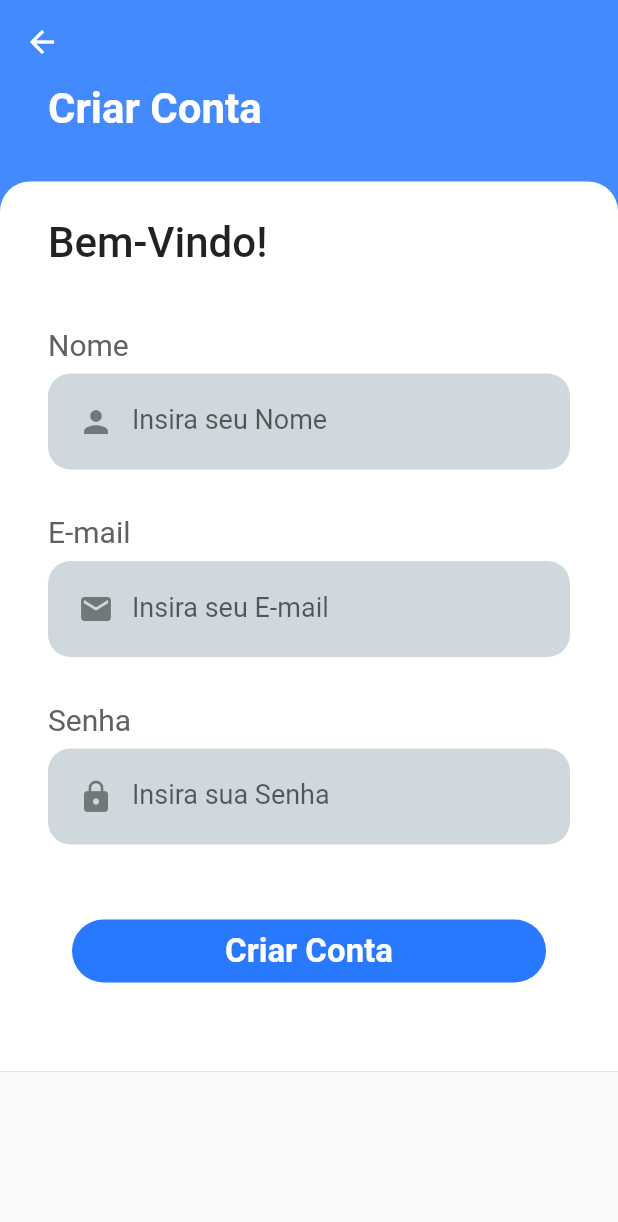
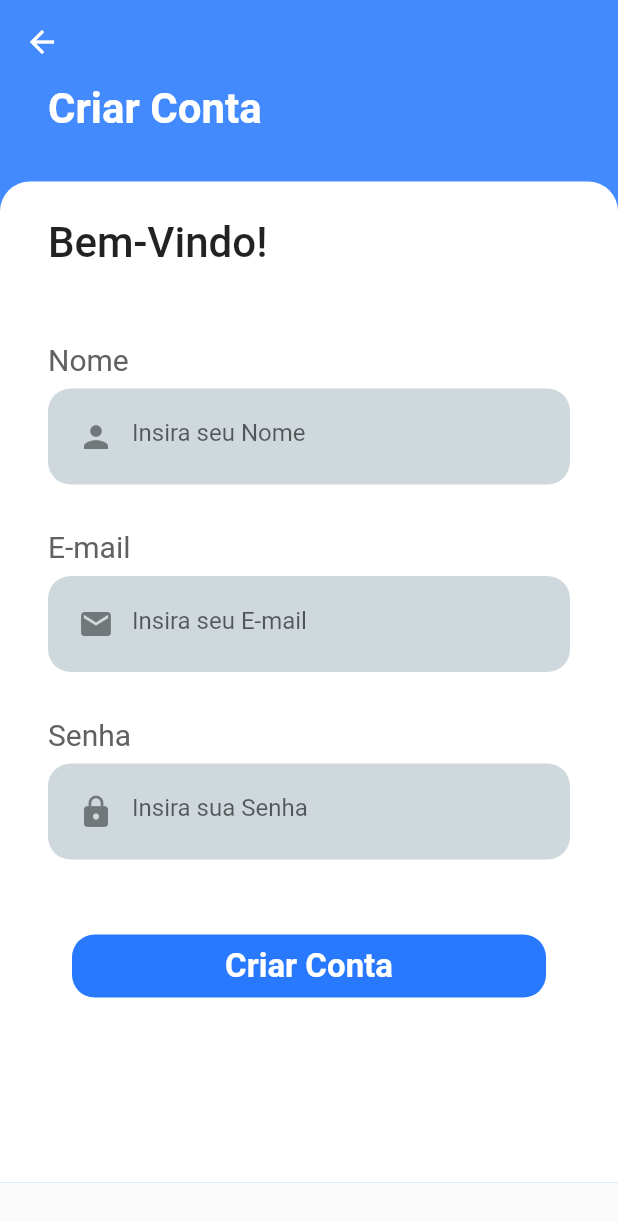
Before and after one commit to gabsviana/app_petControl, a Flutter app: the screen it shows after launch, after a tap on "Criar Conta", on a phone screen of 412 x 824 dp. Shown: the top 1222 px of the screen. Run offline on Flutter 3.47's test engine with Material 2 defaults, Android fonts, the phone set to English and light mode, and no system bars; our stand-ins replace flutter_svg, google_fonts, splashscreen.

```diff
--- a/lib/Screens/CreateAccountScreen.dart
+++ b/lib/Screens/CreateAccountScreen.dart
@@ -1,6 +1,7 @@
 import 'package:flutter/material.dart';
 import 'package:google_fonts/google_fonts.dart';
 import 'package:app_pet_control/components/TextFormField.dart' as textFormField;
+import 'package:app_pet_control/Screens/addPetScreen.dart';
 
 class CreateAccount extends StatelessWidget {
   CreateAccount({Key key}) : super(key: key);
@@ -8,6 +9,7 @@ class CreateAccount extends StatelessWidget {
   final TextEditingController _controllerNome = TextEditingController();
   final TextEditingController _controllerEmail = TextEditingController();
   final TextEditingController _controllerSenha = TextEditingController();
+
 
   @override
   Widget build(BuildContext context) {
@@ -36,7 +38,7 @@ class CreateAccount extends StatelessWidget {
                   ),
                   Container(
                     padding: EdgeInsets.only(top: 24, right: 32, left: 32),
-                    height: MediaQuery.of(context).size.height * 0.72,
+                    height: MediaQuery.of(context).size.height * 0.81,
                     width: MediaQuery.of(context).size.width,
                     decoration: BoxDecoration(
                         color: Colors.white,
@@ -52,7 +54,7 @@ class CreateAccount extends StatelessWidget {
                               fontSize: 28,
                               fontWeight: FontWeight.w500,
                             )),
-                        SizedBox(height: 40),
+                        SizedBox(height: 50),
                         textFormField.TexFormField(
                           titulo: Text("Nome",
                               style: GoogleFonts.balsamiqSans(
@@ -61,6 +63,8 @@ class CreateAccount extends StatelessWidget {
                           hintText: "Insira seu Nome",
                           controller: _controllerNome,
                           obscureText: false,
+                          keyboard: TextInputType.name,
+
                         ),
                         SizedBox(height: 30),
                         textFormField.TexFormField(
@@ -71,6 +75,7 @@ class CreateAccount extends StatelessWidget {
                           hintText: "Insira seu E-mail",
                           controller: _controllerEmail,
                           obscureText: false,
+                          keyboard: TextInputType.emailAddress,
                         ),
                         SizedBox(height: 30),
                         textFormField.TexFormField(titulo: Text("Senha", style: GoogleFonts.balsamiqSans(
@@ -78,17 +83,22 @@ class CreateAccount extends StatelessWidget {
                           obscureText: true,
                           controller: _controllerSenha,
                           hintText: "Insira sua Senha",
+
                           icon: Icon(Icons.lock),
+                          keyboard: TextInputType.text,
                         ),
                         SizedBox(height: 50),
                         GestureDetector(
+                          onTap: (){
+                            Navigator.push(context, MaterialPageRoute(builder: (context) => FormAddPet(),));
+                          },
                           child: Padding(
-                            padding: const EdgeInsets.only(left: 16, right: 16),
+                            padding: const EdgeInsets.only(right: 16,left: 16),
                             child: Container(
                               width: MediaQuery.of(context).size.width,
                               decoration: BoxDecoration(
                                   color: Colors.blueAccent.shade400,
-                                  borderRadius: BorderRadius.circular(25)),
+                                  borderRadius: BorderRadius.circular(15)),
                               padding: EdgeInsets.all(8),
                               child: Center(
                                 child: Text(
@@ -109,6 +119,12 @@ class CreateAccount extends StatelessWidget {
               ),
             ),
           ),
+           // Positioned(top: -120,right: -20,
+           //   child: Container(
+           //    width: MediaQuery.of(context).size.width * 0.3,
+           //     height: MediaQuery.of(context).size.height * 0.3,
+           //    decoration: BoxDecoration(shape: BoxShape.circle,color: Colors.white),
+           //   ),),
         ],
       ),
     );
--- a/lib/Screens/FirstScreen.dart
+++ b/lib/Screens/FirstScreen.dart
@@ -20,7 +20,7 @@ class _FirstScreenState extends State<FirstScreen> {
       body: Stack(
          children:[
            SplashScreen(
-               seconds: 6,
+               seconds: 5,
                navigateAfterSeconds: SecondView(),
              useLoader: true,
              loaderColor: Colors.blueAccent.shade700),
--- a/lib/components/TextFormField.dart
+++ b/lib/components/TextFormField.dart
@@ -8,7 +8,7 @@ class TexFormField extends StatelessWidget {
       this.icon,
       this.obscureText,
       this.controller,
-      this.titulo})
+      this.titulo, this.keyboard, this.hintStyle})
       : super(key: key);
 
   final String hintText;
@@ -16,6 +16,8 @@ class TexFormField extends StatelessWidget {
   final bool obscureText;
   final TextEditingController controller;
   final Text titulo;
+  final TextInputType keyboard;
+  final TextStyle hintStyle;
 
   @override
   Widget build(BuildContext context) {
@@ -31,14 +33,12 @@ class TexFormField extends StatelessWidget {
             child: TextFormField(
               controller: controller,
               obscureText: obscureText,
-              keyboardType: TextInputType.name,
+              keyboardType: keyboard,
               decoration: InputDecoration(
                 border: InputBorder.none,
                 prefixIcon: icon,
                 hintText: hintText,
-                hintStyle: TextStyle(
-                  fontSize: 18,
-                ),
+                hintStyle: hintStyle
               ),
             )),
       ],
```
Also changed, not shown: lib/Screens/addPetScreen.dart (added, +179 -0 lines).
